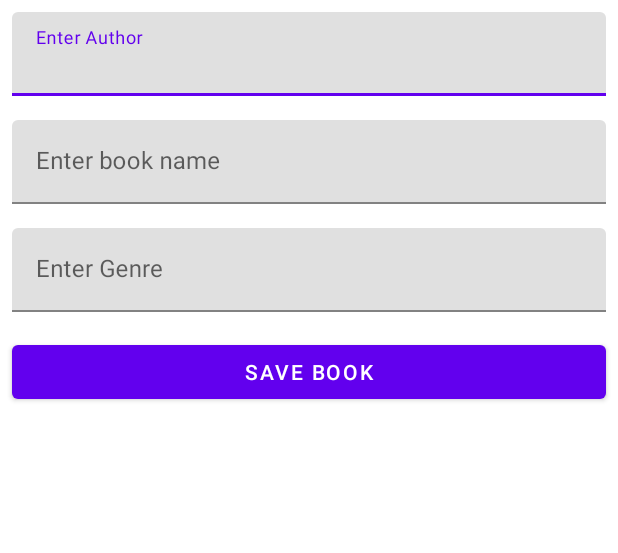
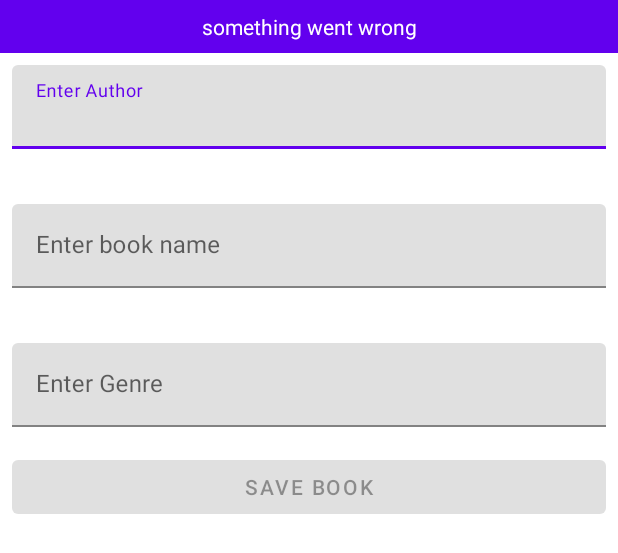
Before and after one commit to fliker2309/MyLibrary, an Android app: the layout fragment_add_book.xml on its own in the app's theme, with its tools: preview values and no code run, on a phone screen of 412 x 824 dp. Shown: the top 553 px of the screen. Run offline under Robolectric (Android 15) with nearby library versions, the phone set to English and light mode, and no system bars.

Commit message:
work with add fragment

```diff
--- a/app/src/main/res/layout/fragment_add_book.xml
+++ b/app/src/main/res/layout/fragment_add_book.xml
@@ -1,15 +1,29 @@
 <?xml version="1.0" encoding="utf-8"?>
 <LinearLayout xmlns:android="http://schemas.android.com/apk/res/android"
+    xmlns:app="http://schemas.android.com/apk/res-auto"
     xmlns:tools="http://schemas.android.com/tools"
     android:layout_width="match_parent"
     android:layout_height="match_parent"
     android:orientation="vertical">
 
+    <TextView
+        android:id="@+id/errorTextView"
+        android:layout_width="match_parent"
+        android:layout_height="wrap_content"
+        android:background="@color/purple_500"
+        android:gravity="center"
+        android:padding="@dimen/small_dimen"
+        android:textColor="@color/white"
+        android:visibility="gone"
+        tools:text="something went wrong"
+        tools:visibility="visible" />
+
     <com.google.android.material.textfield.TextInputLayout
+        android:layout_width="match_parent"
+        android:layout_height="wrap_content"
+        android:layout_margin="8dp"
         android:hint="@string/EnterAuthor"
-        android:layout_margin="8dp"
-        android:layout_width="match_parent"
-        android:layout_height="wrap_content">
+        app:errorEnabled="true">
 
         <com.google.android.material.textfield.TextInputEditText
             android:id="@+id/authorInput"
@@ -19,10 +33,11 @@
     </com.google.android.material.textfield.TextInputLayout>
 
     <com.google.android.material.textfield.TextInputLayout
+        android:layout_width="match_parent"
+        android:layout_height="wrap_content"
+        android:layout_margin="8dp"
         android:hint="@string/EnterBookName"
-        android:layout_margin="8dp"
-        android:layout_width="match_parent"
-        android:layout_height="wrap_content">
+        app:errorEnabled="true">
 
         <com.google.android.material.textfield.TextInputEditText
             android:id="@+id/bookNameInput"
@@ -32,10 +47,10 @@
     </com.google.android.material.textfield.TextInputLayout>
 
     <com.google.android.material.textfield.TextInputLayout
-        android:hint="@string/EnterGenre"
+        android:layout_width="match_parent"
+        android:layout_height="wrap_content"
         android:layout_margin="8dp"
-        android:layout_width="match_parent"
-        android:layout_height="wrap_content">
+        android:hint="@string/EnterGenre">
 
         <com.google.android.material.textfield.TextInputEditText
             android:id="@+id/bookGenre"
@@ -45,14 +60,12 @@
     </com.google.android.material.textfield.TextInputLayout>
 
 
-
-
     <Button
         android:id="@+id/saveBookButton"
         android:layout_width="match_parent"
         android:layout_height="wrap_content"
         android:layout_margin="@dimen/small_dimen"
-
+        android:enabled="false"
         android:text="@string/saveBook" />
 
 
```
Also changed, not shown: app/src/main/res/layout/fragment_main.xml (added, +17 -0 lines).
